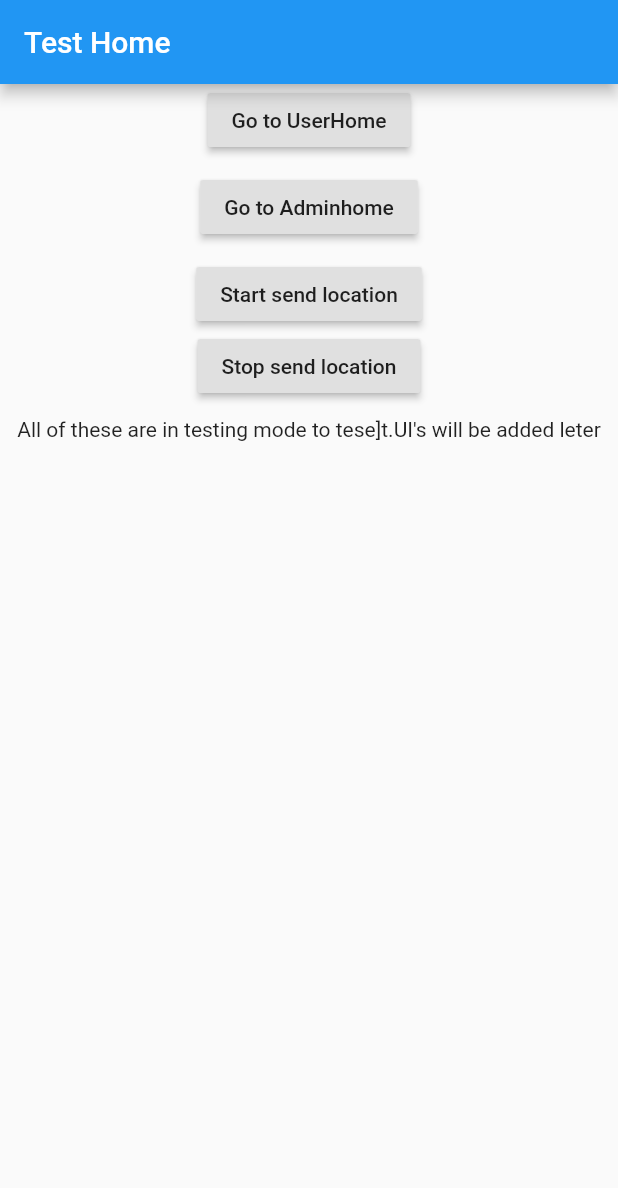
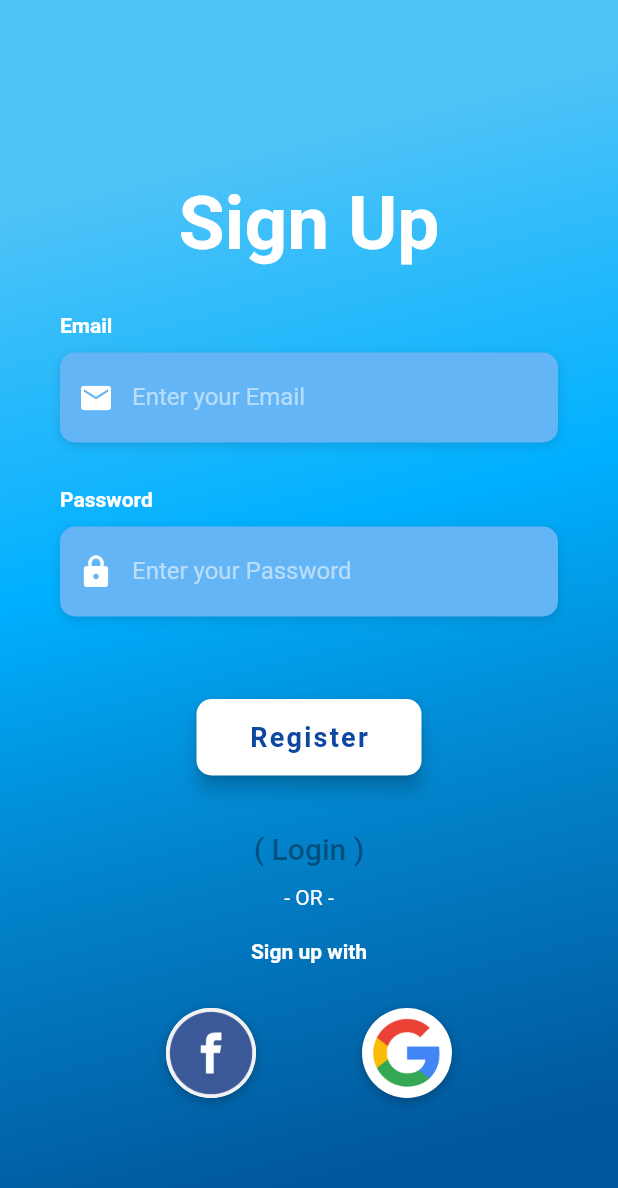
Before and after one commit to Kochchiye-Ko/Mobile, a Flutter app: the screen it shows after launch, on a phone screen of 412 x 824 dp. Shown: the top 1188 px of the screen. Run offline on Flutter 3.47's test engine with Material 2 defaults, Android fonts, the phone set to English and light mode, and no system bars; our stand-ins replace cloud_firestore, google_maps_flutter, location; missing offline and left inert: background_location, geoflutterfire; accounts and stored records are empty.

Commit message:
login/signup pages

```diff
--- /dev/null
+++ b/lib/constants/constants.dart
@@ -0,0 +1,22 @@
+import 'package:flutter/material.dart';
+
+final kHintTextStyle = TextStyle(
+  color: Colors.white54,
+);
+
+final kLabelStyle = TextStyle(
+  color: Colors.white,
+  fontWeight: FontWeight.bold,
+);
+
+final kBoxDecorationStyle = BoxDecoration(
+  color: Colors.blue[300],
+  borderRadius: BorderRadius.circular(10.0),
+  boxShadow: [
+    BoxShadow(
+      color: Colors.black12,
+      blurRadius: 6.0,
+      offset: Offset(0, 2),
+    ),
+  ],
+);
--- /dev/null
+++ b/lib/home/signup.dart
@@ -0,0 +1,241 @@
+import 'package:flutter/material.dart';
+import 'package:kochchiye_ko/constants/constants.dart';
+import 'package:kochchiye_ko/home/login.dart';
+
+class SignUppage extends StatefulWidget {
+  @override
+  _SignUppageState createState() => _SignUppageState();
+}
+
+class _SignUppageState extends State<SignUppage> {
+  _email() {
+    return Column(
+      crossAxisAlignment: CrossAxisAlignment.start,
+      children: <Widget>[
+        Text(
+          'Email',
+          style: kLabelStyle,
+        ),
+        SizedBox(height: 10.0),
+        Container(
+          alignment: Alignment.centerLeft,
+          decoration: kBoxDecorationStyle,
+          height: 60.0,
+          child: TextField(
+            keyboardType: TextInputType.emailAddress,
+            style: TextStyle(
+              color: Colors.white,
+            ),
+            decoration: InputDecoration(
+              border: InputBorder.none,
+              contentPadding: EdgeInsets.only(top: 14.0),
+              prefixIcon: Icon(
+                Icons.email,
+                color: Colors.white,
+              ),
+              hintText: 'Enter your Email',
+              hintStyle: kHintTextStyle,
+            ),
+          ),
+        ),
+      ],
+    );
+  }
+
+  _password() {
+    return Column(
+      crossAxisAlignment: CrossAxisAlignment.start,
+      children: <Widget>[
+        Text(
+          'Password',
+          style: kLabelStyle,
+        ),
+        SizedBox(height: 10.0),
+        Container(
+          alignment: Alignment.centerLeft,
+          decoration: kBoxDecorationStyle,
+          height: 60.0,
+          child: TextField(
+            obscureText: true,
+            style: TextStyle(color: Colors.white),
+            decoration: InputDecoration(
+              border: InputBorder.none,
+              contentPadding: EdgeInsets.only(top: 14.0),
+              prefixIcon: Icon(
+                Icons.lock,
+                color: Colors.white,
+              ),
+              hintText: 'Enter your Password',
+              hintStyle: kHintTextStyle,
+            ),
+          ),
+        ),
+      ],
+    );
+  }
+
+  _sButton() {
+    return Container(
+      padding: EdgeInsets.symmetric(vertical: 25.0),
+      width: 150,
+      child: RaisedButton(
+        elevation: 5.0,
+        onPressed: () => print('Signup Button Pressed'),
+        padding: EdgeInsets.all(15.0),
+        shape: RoundedRectangleBorder(
+          borderRadius: BorderRadius.circular(10.0),
+        ),
+        color: Colors.white,
+        child: Text(
+          'Register',
+          style: TextStyle(
+            color: Colors.blue[900],
+            letterSpacing: 1.5,
+            fontSize: 18.0,
+            fontWeight: FontWeight.bold,
+          ),
+        ),
+      ),
+    );
+  }
+
+  _sinupwith() {
+    return Column(
+      children: <Widget>[
+        Text(
+          '- OR -',
+          style: TextStyle(
+            color: Colors.white,
+            fontWeight: FontWeight.w400,
+          ),
+        ),
+        SizedBox(height: 20.0),
+        Text(
+          'Sign up with',
+          style: kLabelStyle,
+        ),
+      ],
+    );
+  }
+
+  _socialBtn(Function onTap, AssetImage logo) {
+    return GestureDetector(
+      onTap: onTap,
+      child: Container(
+        height: 60.0,
+        width: 60.0,
+        decoration: BoxDecoration(
+          shape: BoxShape.circle,
+          color: Colors.white,
+          boxShadow: [
+            BoxShadow(
+              color: Colors.black26,
+              offset: Offset(0, 2),
+              blurRadius: 6.0,
+            ),
+          ],
+          image: DecorationImage(
+            image: logo,
+          ),
+        ),
+      ),
+    );
+  }
+
+  Widget _socialBtnRow() {
+    return Padding(
+      padding: EdgeInsets.symmetric(vertical: 30.0),
+      child: Row(
+        mainAxisAlignment: MainAxisAlignment.spaceEvenly,
+        children: <Widget>[
+          _socialBtn(
+            () => print('Login with Facebook'),
+            AssetImage(
+              'assets/facebook.jpg',
+            ),
+          ),
+          _socialBtn(
+            () => print('Login with Google'),
+            AssetImage(
+              'assets/google.png',
+            ),
+          ),
+        ],
+      ),
+    );
+  }
+
+  @override
+  Widget build(BuildContext context) {
+    return Scaffold(
+      body: Stack(
+        children: <Widget>[
+          Container(
+            decoration: BoxDecoration(
+              gradient: LinearGradient(
+                  begin: Alignment.topCenter,
+                  end: Alignment.bottomRight,
+                  colors: [
+                    const Color(0xFF4FC3F7),
+                    const Color(0xFF00B0FF),
+                    const Color(0xFF0288D1),
+                    const Color(0xFF01579B),
+                  ],
+                  stops: [
+                    0.1,
+                    0.4,
+                    0.6,
+                    0.9
+                  ]),
+            ),
+          ),
+          Container(
+            height: double.infinity,
+            child: SingleChildScrollView(
+              physics: AlwaysScrollableScrollPhysics(),
+              padding: EdgeInsets.symmetric(
+                horizontal: 40.0,
+                vertical: 120.0,
+              ),
+              child: Column(
+                mainAxisAlignment: MainAxisAlignment.center,
+                children: <Widget>[
+                  Text(
+                    'Sign Up',
+                    style: TextStyle(
+                        color: Colors.white,
+                        fontSize: 50.0,
+                        fontWeight: FontWeight.bold),
+                  ),
+                  SizedBox(height: 30.0),
+                  _email(),
+                  SizedBox(height: 30.0),
+                  _password(),
+                  SizedBox(height: 30.0),
+                  _sButton(),
+                  FlatButton(
+                    onPressed: () {
+                      Navigator.push(
+                        context,
+                        MaterialPageRoute(builder: (context) => LoginPage()),
+                      );
+                    },
+                    color: Colors.transparent,
+                    textColor: Colors.black38,
+                    padding: EdgeInsets.all(8.0),
+                    child: Text(
+                      "( Login )",
+                      style: TextStyle(fontSize: 20.0),
+                    ),
+                  ),
+                  _sinupwith(),
+                  _socialBtnRow(),
+                ],
+              ),
+            ),
+          ),
+        ],
+      ),
+    );
+  }
+}
--- a/lib/main.dart
+++ b/lib/main.dart
@@ -1,5 +1,6 @@
 import 'package:flutter/material.dart';
 import 'package:kochchiye_ko/Testhome.dart';
+import 'package:kochchiye_ko/home/signup.dart';
 
 void main() => runApp(MyApp());
 
@@ -13,7 +14,7 @@ class MyApp extends StatelessWidget {
       theme: ThemeData(
         primarySwatch: Colors.blue,
       ),
-      home:TestHome(),
+      home:SignUppage(),
     );
   }
 }
--- a/pubspec.yaml
+++ b/pubspec.yaml
@@ -47,4 +47,4 @@ flutter:
   uses-material-design: true
 
   assets:
-    - assets/Train_icon.png
+    - assets/
```
Also changed, not shown: lib/home/login.dart (added, +225 -0 lines), assets/facebook.jpg (added), assets/google.png (added), lib/home/home.dart (added), pubspec.lock.
